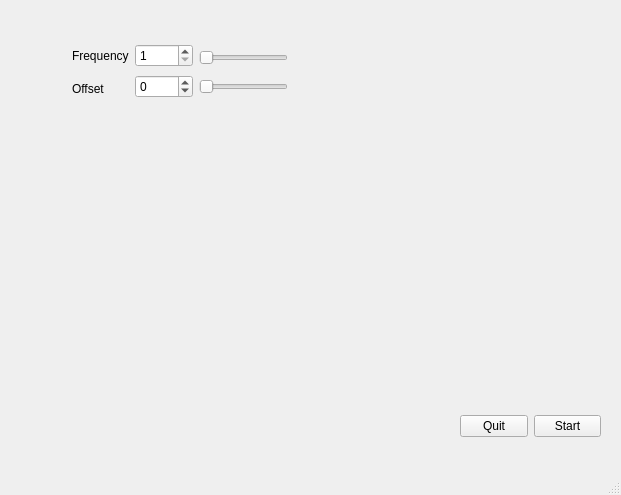
ursl/tessie, file test0/gui.ui: the form before one commit.
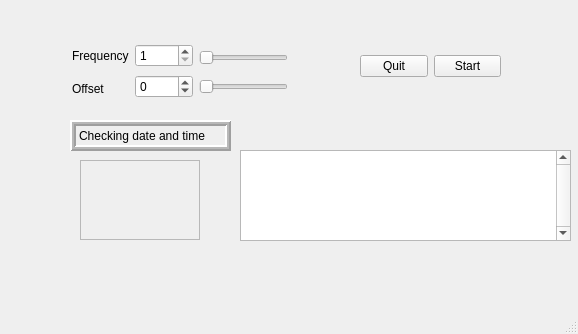
The form after the commit.

Commit message: driveHardware can now talk to gui and set things there!

The edit to the form file:
```diff
--- a/test0/gui.ui
+++ b/test0/gui.ui
@@ -6,8 +6,8 @@
    <rect>
     <x>0</x>
     <y>0</y>
-    <width>621</width>
-    <height>495</height>
+    <width>578</width>
+    <height>334</height>
    </rect>
   </property>
   <property name="windowTitle">
@@ -89,8 +89,8 @@
    <widget class="QWidget" name="layoutWidget">
     <property name="geometry">
      <rect>
-      <x>460</x>
-      <y>410</y>
+      <x>360</x>
+      <y>50</y>
       <width>141</width>
       <height>32</height>
      </rect>
@@ -179,6 +179,106 @@
      </item>
     </layout>
    </widget>
+   <widget class="QLabel" name="label_3">
+    <property name="geometry">
+     <rect>
+      <x>70</x>
+      <y>120</y>
+      <width>161</width>
+      <height>31</height>
+     </rect>
+    </property>
+    <property name="layoutDirection">
+     <enum>Qt::LeftToRight</enum>
+    </property>
+    <property name="autoFillBackground">
+     <bool>false</bool>
+    </property>
+    <property name="inputMethodHints">
+     <set>Qt::ImhNone</set>
+    </property>
+    <property name="frameShape">
+     <enum>QFrame::Box</enum>
+    </property>
+    <property name="frameShadow">
+     <enum>QFrame::Raised</enum>
+    </property>
+    <property name="lineWidth">
+     <number>2</number>
+    </property>
+    <property name="midLineWidth">
+     <number>2</number>
+    </property>
+    <property name="text">
+     <string>Checking date and time</string>
+    </property>
+    <property name="margin">
+     <number>1</number>
+    </property>
+    <property name="indent">
+     <number>-2</number>
+    </property>
+   </widget>
+   <widget class="QScrollArea" name="scrollArea">
+    <property name="enabled">
+     <bool>false</bool>
+    </property>
+    <property name="geometry">
+     <rect>
+      <x>80</x>
+      <y>160</y>
+      <width>120</width>
+      <height>80</height>
+     </rect>
+    </property>
+    <property name="autoFillBackground">
+     <bool>true</bool>
+    </property>
+    <property name="frameShape">
+     <enum>QFrame::StyledPanel</enum>
+    </property>
+    <property name="frameShadow">
+     <enum>QFrame::Raised</enum>
+    </property>
+    <property name="widgetResizable">
+     <bool>true</bool>
+    </property>
+    <widget class="QWidget" name="scrollAreaWidgetContents">
+     <property name="geometry">
+      <rect>
+       <x>0</x>
+       <y>0</y>
+       <width>118</width>
+       <height>78</height>
+      </rect>
+     </property>
+    </widget>
+   </widget>
+   <widget class="QTextEdit" name="textEdit">
+    <property name="geometry">
+     <rect>
+      <x>240</x>
+      <y>150</y>
+      <width>331</width>
+      <height>91</height>
+     </rect>
+    </property>
+    <property name="lineWidth">
+     <number>-4</number>
+    </property>
+    <property name="verticalScrollBarPolicy">
+     <enum>Qt::ScrollBarAlwaysOn</enum>
+    </property>
+    <property name="sizeAdjustPolicy">
+     <enum>QAbstractScrollArea::AdjustToContents</enum>
+    </property>
+    <property name="documentTitle">
+     <string>Log</string>
+    </property>
+    <property name="readOnly">
+     <bool>true</bool>
+    </property>
+   </widget>
   </widget>
   <widget class="QStatusBar" name="statusbar"/>
   <action name="actiontessie">
```
Left out of the diff: 2 changed lines with no effect on the pictures. The commit also changes 4 other files.
